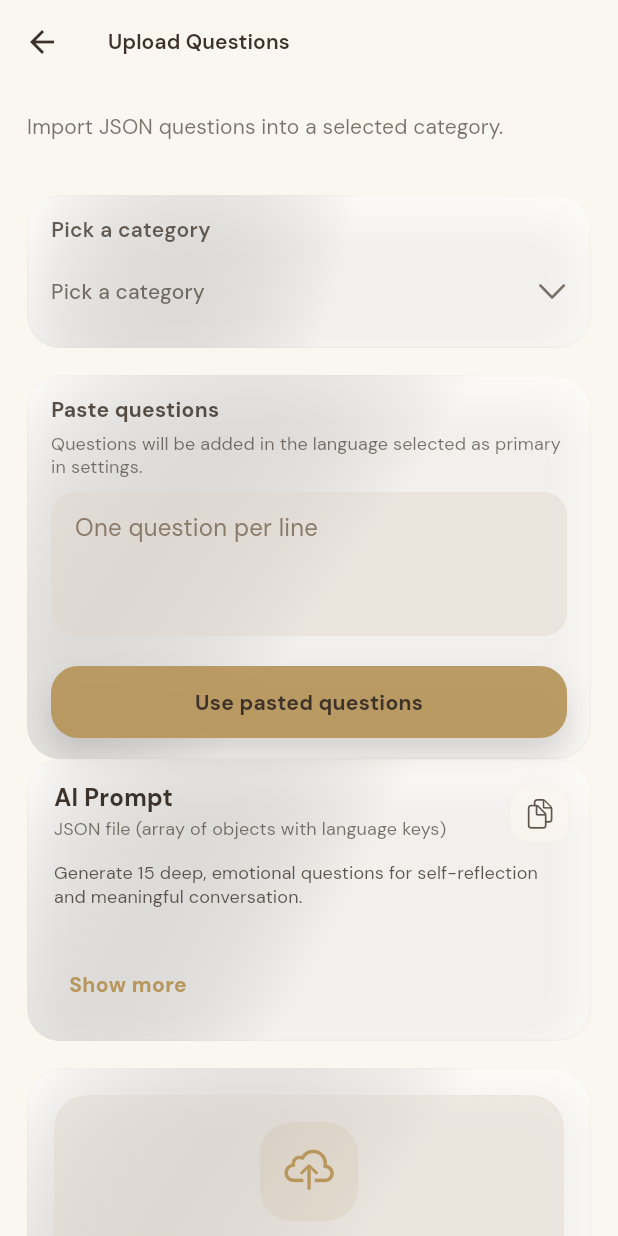
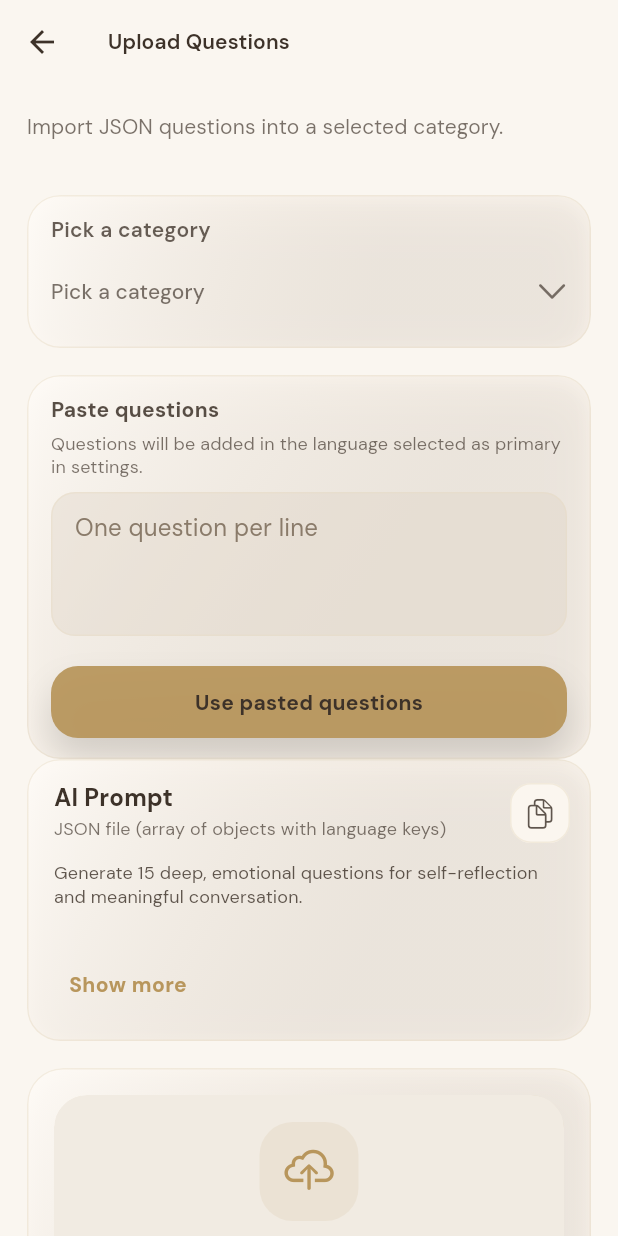
Before and after one commit to JaneGH/truesoulcards, a Flutter app: the UploadQuestionsScreen screen opened directly, on a phone screen of 412 x 824 dp. Run offline on Flutter 3.47's test engine with Material 3 defaults, Android fonts, the phone set to English and light mode, and no system bars; our stand-ins replace file_picker, firebase_analytics, firebase_core, firebase_crashlytics, flutter_dotenv, flutter_riverpod and 9 more; missing offline and left inert: flutter_dropzone, shake; accounts and stored records are empty; network calls fail.

Commit message:
redesign app

```diff
--- a/lib/presentation/screens/UploadQuestionsScreen.dart
+++ b/lib/presentation/screens/UploadQuestionsScreen.dart
@@ -18,6 +18,7 @@ import 'package:truesoulcards/presentation/providers/questions_provider.dart';
 import 'package:truesoulcards/core/services/analytics_service.dart';
 import 'package:truesoulcards/presentation/providers/analytics_provider.dart';
 import 'package:truesoulcards/presentation/widgets/glass_card.dart';
+import 'package:truesoulcards/theme/app_decorations.dart';
 import 'package:truesoulcards/theme/app_icons.dart';
 
 class UploadQuestionsScreen extends ConsumerStatefulWidget {
@@ -365,10 +366,10 @@ Create file to download.
     final isDark = theme.brightness == Brightness.dark;
 
     // Glass/surface tuning – kept local so it tracks the active theme.
-    final glassBase = colorScheme.surface.withOpacity(isDark ? 0.72 : 0.86);
-    final glassOutline = colorScheme.outlineVariant.withOpacity(isDark ? 0.22 : 0.18);
+    final glassBase = AppDecorations.premiumSurfaceFill(colorScheme, isDark: isDark);
+    final glassOutline = AppDecorations.premiumSurfaceBorder(colorScheme, isDark: isDark);
     final mutedText = colorScheme.onSurface.withOpacity(isDark ? 0.72 : 0.68);
-    final softShadow = theme.shadowColor.withOpacity(isDark ? 0.18 : 0.10);
+    final softShadow = AppDecorations.premiumSurfaceShadow(isDark: isDark);
 
     final rawPlainLines = _plainQuestionsController.text.split('\n');
     final uniquePlain = <String>{};
@@ -678,7 +679,10 @@ Create file to download.
                         _DropzoneSurface(
                           borderRadius: 22,
                           outlineColor: glassOutline,
-                          backgroundColor: colorScheme.surfaceContainerHighest.withOpacity(isDark ? 0.28 : 0.40),
+                          backgroundColor: AppDecorations.premiumNestedFill(
+                            colorScheme,
+                            isDark: isDark,
+                          ),
                           child: Column(
                             mainAxisAlignment: MainAxisAlignment.center,
                             children: [
@@ -710,7 +714,10 @@ Create file to download.
                                 Container(
                                   padding: const EdgeInsets.symmetric(horizontal: 12, vertical: 8),
                                   decoration: BoxDecoration(
-                                    color: colorScheme.surface.withOpacity(isDark ? 0.55 : 0.78),
+                                    color: AppDecorations.premiumInsetFill(
+                                      colorScheme,
+                                      isDark: isDark,
+                                    ),
                                     borderRadius: BorderRadius.circular(14),
                                     border: Border.all(color: glassOutline),
                                   ),
@@ -819,7 +826,10 @@ Create file to download.
                         for (final lang in languages)
                           _SoftChip(
                             label: lang,
-                            backgroundColor: colorScheme.surface.withOpacity(isDark ? 0.60 : 0.82),
+                            backgroundColor: AppDecorations.premiumInsetFill(
+                              colorScheme,
+                              isDark: isDark,
+                            ),
                             outlineColor: glassOutline,
                             textColor: colorScheme.onSurface.withOpacity(isDark ? 0.90 : 0.88),
                           ),
@@ -950,10 +960,10 @@ class _CategoryPicker extends StatelessWidget {
     final cs = theme.colorScheme;
     final isDark = theme.brightness == Brightness.dark;
 
-    final glassBase = cs.surface.withOpacity(isDark ? 0.72 : 0.86);
-    final glassOutline = cs.outlineVariant.withOpacity(isDark ? 0.22 : 0.18);
+    final glassBase = AppDecorations.premiumSurfaceFill(cs, isDark: isDark);
+    final glassOutline = AppDecorations.premiumSurfaceBorder(cs, isDark: isDark);
     final mutedText = cs.onSurface.withOpacity(isDark ? 0.72 : 0.68);
-    final softShadow = theme.shadowColor.withOpacity(isDark ? 0.18 : 0.10);
+    final softShadow = AppDecorations.premiumSurfaceShadow(isDark: isDark);
 
     return Padding(
       padding: const EdgeInsets.only(top: 18),
@@ -1076,8 +1086,8 @@ class _UploadTile extends StatelessWidget {
     final theme = Theme.of(context);
     final colorScheme = theme.colorScheme;
     final isDark = theme.brightness == Brightness.dark;
-    final glassBase = colorScheme.surface.withOpacity(isDark ? 0.72 : 0.86);
-    final glassOutline = colorScheme.outlineVariant.withOpacity(isDark ? 0.22 : 0.18);
+    final glassBase = AppDecorations.premiumSurfaceFill(colorScheme, isDark: isDark);
+    final glassOutline = AppDecorations.premiumSurfaceBorder(colorScheme, isDark: isDark);
 
     final bool? success = entry.isSuccess;
     final Color statusColor = success == null
@@ -1167,8 +1177,8 @@ class _SoftIconButton extends StatelessWidget {
     final theme = Theme.of(context);
     final cs = theme.colorScheme;
     final isDark = theme.brightness == Brightness.dark;
-    final bg = cs.surface.withOpacity(isDark ? 0.55 : 0.78);
-    final outline = cs.outlineVariant.withOpacity(isDark ? 0.22 : 0.18);
+    final bg = AppDecorations.premiumInsetFill(cs, isDark: isDark);
+    final outline = AppDecorations.premiumSurfaceBorder(cs, isDark: isDark);
 
     return Tooltip(
       message: tooltip ?? '',
@@ -1234,11 +1244,11 @@ class _PrimaryActionButton extends StatelessWidget {
     final enabled = onPressed != null;
     final bgEnabled = cs.primary.withOpacity(isDark ? 0.92 : 0.94);
     final bgDisabled = isSecondaryWhenDisabled
-        ? cs.surface.withOpacity(isDark ? 0.55 : 0.78)
+        ? AppDecorations.premiumInsetFill(cs, isDark: isDark)
         : cs.primary.withOpacity(isDark ? 0.20 : 0.16);
     final fgEnabled = cs.onPrimary;
     final fgDisabled = cs.onSurface.withOpacity(isDark ? 0.55 : 0.48);
-    final outline = cs.outlineVariant.withOpacity(isDark ? 0.22 : 0.18);
+    final outline = AppDecorations.premiumSurfaceBorder(cs, isDark: isDark);
 
     return AnimatedContainer(
       duration: const Duration(milliseconds: 180),
--- a/lib/presentation/widgets/glass_card.dart
+++ b/lib/presentation/widgets/glass_card.dart
@@ -1,6 +1,8 @@
 import 'dart:ui';
 
 import 'package:flutter/material.dart';
+import 'package:truesoulcards/theme/app_colors.dart';
+import 'package:truesoulcards/theme/app_decorations.dart';
 
 class GlassCard extends StatelessWidget {
   const GlassCard({
@@ -25,12 +27,10 @@ class GlassCard extends StatelessWidget {
   @override
   Widget build(BuildContext context) {
     final isDark = Theme.of(context).brightness == Brightness.dark;
+    final effectiveBlur = AppDecorations.premiumSurfaceBlurSigma(blurSigma);
+    final sheen = AppDecorations.premiumSurfaceSheen(isDark);
 
-    return ClipRRect(
-      borderRadius: BorderRadius.circular(borderRadius),
-      child: BackdropFilter(
-        filter: ImageFilter.blur(sigmaX: blurSigma, sigmaY: blurSigma),
-        child: DecoratedBox(
+    Widget surface = DecoratedBox(
       decoration: BoxDecoration(
         color: backgroundColor,
         borderRadius: BorderRadius.circular(borderRadius),
@@ -41,24 +41,27 @@ class GlassCard extends StatelessWidget {
         gradient: LinearGradient(
           begin: Alignment.topLeft,
           end: Alignment.bottomRight,
-              colors: [
-                Colors.white.withOpacity(isDark ? 0.06 : 0.42),
-                Colors.transparent,
-              ],
-              stops: const [0.0, 0.55],
+          colors: sheen,
+          stops: const [0.0, 0.62],
         ),
         boxShadow: [
           if (shadowColor.opacity > 0)
             BoxShadow(
               color: shadowColor,
-                  blurRadius: 24,
-                  offset: const Offset(0, 12),
-                  spreadRadius: -6,
+              blurRadius: 20,
+              offset: const Offset(0, 10),
+              spreadRadius: -5,
             ),
           BoxShadow(
-                color: Colors.white.withOpacity(isDark ? 0.03 : 0.55),
-                blurRadius: 1,
-                offset: const Offset(0, -0.5),
+            color: AppColors.edgeHighlightWarm.withOpacity(isDark ? 0.12 : 0.55),
+            blurRadius: 0,
+            offset: const Offset(0, 1),
+          ),
+          BoxShadow(
+            color: AppColors.shadowWarm.withOpacity(isDark ? 0.06 : 0.04),
+            blurRadius: 8,
+            offset: const Offset(0, 3),
+            spreadRadius: -2,
           ),
         ],
       ),
@@ -66,8 +69,21 @@ class GlassCard extends StatelessWidget {
         padding: padding,
         child: child,
       ),
+    );
+
+    if (effectiveBlur > 0) {
+      surface = BackdropFilter(
+        filter: ImageFilter.blur(
+          sigmaX: effectiveBlur,
+          sigmaY: effectiveBlur,
         ),
-      ),
+        child: surface,
+      );
+    }
+
+    return ClipRRect(
+      borderRadius: BorderRadius.circular(borderRadius),
+      child: surface,
     );
   }
 }
--- a/lib/theme/app_colors.dart
+++ b/lib/theme/app_colors.dart
@@ -30,9 +30,15 @@ class AppColors {
   static const Color lightBlue = Color(0xFFD4E8F0);
   static const Color darkBlue = Color(0xFFA8C8D9);
 
-  static const Color glassLight = Color(0xE8FFFCF8);
-  static const Color glassDark = Color(0xB81E1916);
+  /// Translucent warm cream overlays (not cold gray glass).
+  static const Color glassLight = Color(0xF2F8F2EA);
+  static const Color glassDark = Color(0xD424201C);
+
+  static const Color surfaceWarmLight = Color(0xFFF5EDE2);
+  static const Color surfaceWarmMid = Color(0xFFEDE4D6);
+  static const Color surfacePearlOverlay = Color(0xE6FFFCF6);
 
   static const Color shadowWarm = Color(0x1A3D3229);
   static const Color glowGold = Color(0x33C9A86A);
+  static const Color edgeHighlightWarm = Color(0x66F5EDE4);
 }
--- a/lib/theme/app_decorations.dart
+++ b/lib/theme/app_decorations.dart
@@ -79,7 +79,7 @@ class AppDecorations {
         spreadRadius: -4,
       ),
       BoxShadow(
-        color: Colors.white.withOpacity(isDark ? 0.04 : 0.65),
+        color: AppColors.edgeHighlightWarm.withOpacity(isDark ? 0.08 : 0.55),
         blurRadius: 1,
         offset: const Offset(0, -0.5),
         spreadRadius: 0,
@@ -88,8 +88,80 @@ class AppDecorations {
   }
 
   static Color navBarSurface(bool isDark) {
-    return isDark
-        ? AppColors.glassDark
-        : AppColors.glassLight;
+    return isDark ? AppColors.glassDark : AppColors.glassLight;
+  }
+
+  /// Warm ivory/champagne card & field fill — replaces cold gray glass tints.
+  static Color premiumSurfaceFill(ColorScheme cs, {required bool isDark}) {
+    if (isDark) {
+      return Color.lerp(
+            cs.surfaceContainer,
+            AppColors.backgroundDarkWarmer,
+            0.38,
+          ) ??
+          cs.surfaceContainer;
+    }
+    return Color.alphaBlend(
+      AppColors.pearl.withOpacity(0.52),
+      Color.lerp(AppColors.champagne, AppColors.ivory, 0.32)!,
+    );
+  }
+
+  static Color premiumSurfaceBorder(ColorScheme cs, {required bool isDark}) {
+    final warmEdge = Color.lerp(
+      AppColors.goldLight,
+      AppColors.darkBeige.withOpacity(0.7),
+      isDark ? 0.58 : 0.32,
+    )!;
+    return Color.lerp(warmEdge, cs.outlineVariant, isDark ? 0.32 : 0.42)!
+        .withOpacity(isDark ? 0.34 : 0.48);
+  }
+
+  static Color premiumSurfaceShadow({required bool isDark, double strength = 1}) {
+    return AppColors.shadowWarm.withOpacity(
+      (isDark ? 0.22 : 0.08) * strength,
+    );
+  }
+
+  /// Nested chips, icon buttons, secondary tiles inside a surface.
+  static Color premiumNestedFill(ColorScheme cs, {required bool isDark}) {
+    if (isDark) {
+      return Color.lerp(
+            cs.surfaceContainerHigh,
+            AppColors.backgroundDarkWarmer,
+            0.28,
+          )!
+          .withOpacity(0.84);
+    }
+    return Color.lerp(AppColors.ivory, cs.surfaceContainerHigh, 0.48) ??
+        cs.surfaceContainerHigh;
+  }
+
+  /// Inset panels (dropzones, file rows, secondary buttons).
+  static Color premiumInsetFill(ColorScheme cs, {required bool isDark}) {
+    if (isDark) {
+      return Color.lerp(cs.surface, AppColors.backgroundDarkWarmer, 0.22)!
+          .withOpacity(0.68);
+    }
+    return Color.lerp(AppColors.pearl, cs.surfaceContainerLow, 0.55)!;
+  }
+
+  static List<Color> premiumSurfaceSheen(bool isDark) {
+    if (isDark) {
+      return [
+        AppColors.goldLight.withOpacity(0.07),
+        Colors.transparent,
+      ];
+    }
+    return [
+      AppColors.pearl.withOpacity(0.88),
+      AppColors.champagne.withOpacity(0.14),
+    ];
+  }
+
+  /// Soft blur — keeps depth without a frosted-glass look.
+  static double premiumSurfaceBlurSigma(double requested) {
+    if (requested <= 0) return 0;
+    return (requested * 0.35).clamp(2.0, 6.0);
   }
 }
```
Also changed, not shown: lib/presentation/screens/categories.dart (+14 -8 lines), lib/presentation/screens/information.dart (+4 -4 lines), lib/presentation/screens/new_question.dart (+8 -7 lines), lib/presentation/screens/settings.dart (+5 -5 lines), lib/presentation/widgets/question_list_card.dart (+23 -31 lines), lib/presentation/widgets/saved_category_grid_item.dart (+25 -7 lines). Lines whose indentation alone changed are shown as unchanged.
